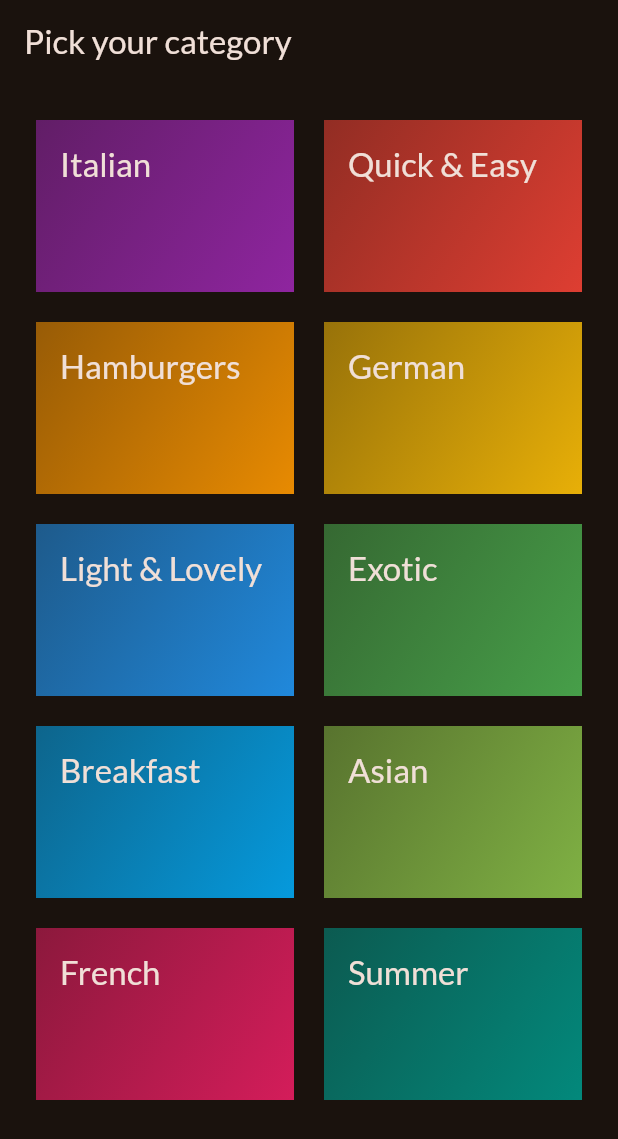
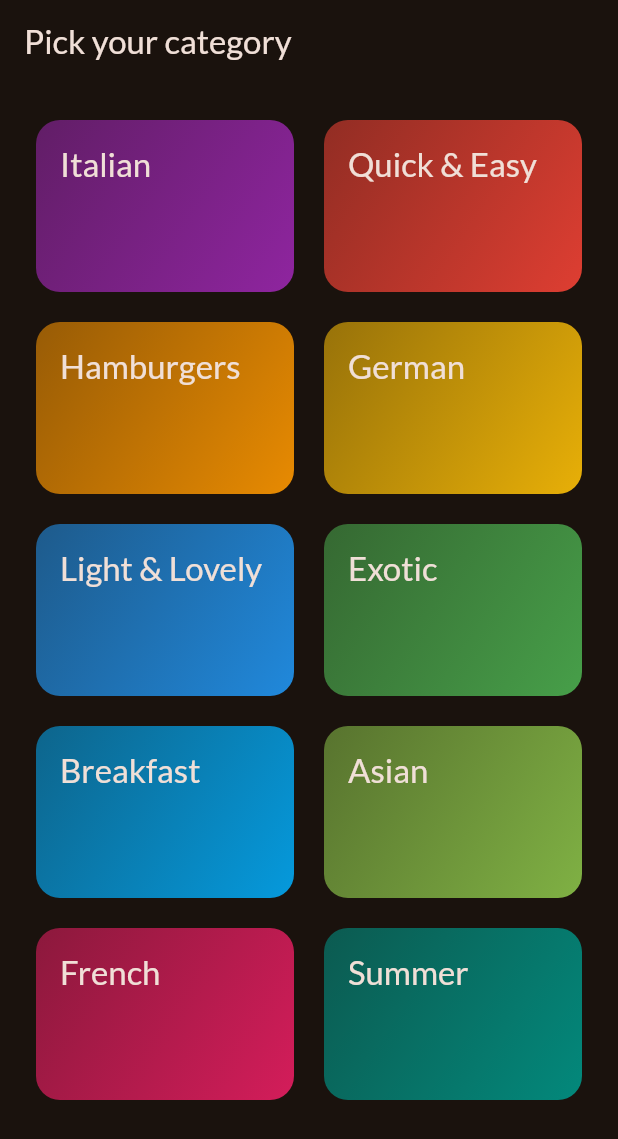
Before and after one commit to arcade15xyz/meals_app, a Flutter app: the screen it shows after launch, on a phone screen of 412 x 824 dp. Shown: the top 1139 px of the screen. Run offline on Flutter 3.47's test engine with Material 3 defaults, Android fonts, the phone set to English and light mode, and no system bars; our stand-ins replace google_fonts.

Commit message:
Making any widget Tappable with `InkWell`.

```diff
--- a/lib/screens/categories.dart
+++ b/lib/screens/categories.dart
@@ -18,9 +18,9 @@ class CategoriesScreen extends StatelessWidget {
         ),
         children: [
           // availableCategories.map((category)=>CategoryGridItem(category:category);
-          for(final category in availableCategories)
-            CategoryGridItem(category: category,)
-          ],
+          for (final category in availableCategories)
+            CategoryGridItem(category: category),
+        ],
       ),
     );
   }
--- a/lib/widgets/category_grid_item.dart
+++ b/lib/widgets/category_grid_item.dart
@@ -8,9 +8,14 @@ class CategoryGridItem extends StatelessWidget {
 
   @override
   Widget build(BuildContext context) {
-    return Container(
+    return InkWell(
+      onTap: () {},
+      splashColor: Theme.of(context).primaryColor,
+      borderRadius: BorderRadius.circular(16),
+      child: Container(
         padding: const EdgeInsets.all(16),
         decoration: BoxDecoration(
+          borderRadius: BorderRadius.circular(16),
           gradient: LinearGradient(
             colors: [
               category.color.withAlpha((0.55 * 255).toInt()),
@@ -26,6 +31,7 @@ class CategoryGridItem extends StatelessWidget {
             color: Theme.of(context).colorScheme.onSurface,
           ),
         ),
+      ),
     );
   }
 }
```
Lines whose indentation alone changed are shown as unchanged.
